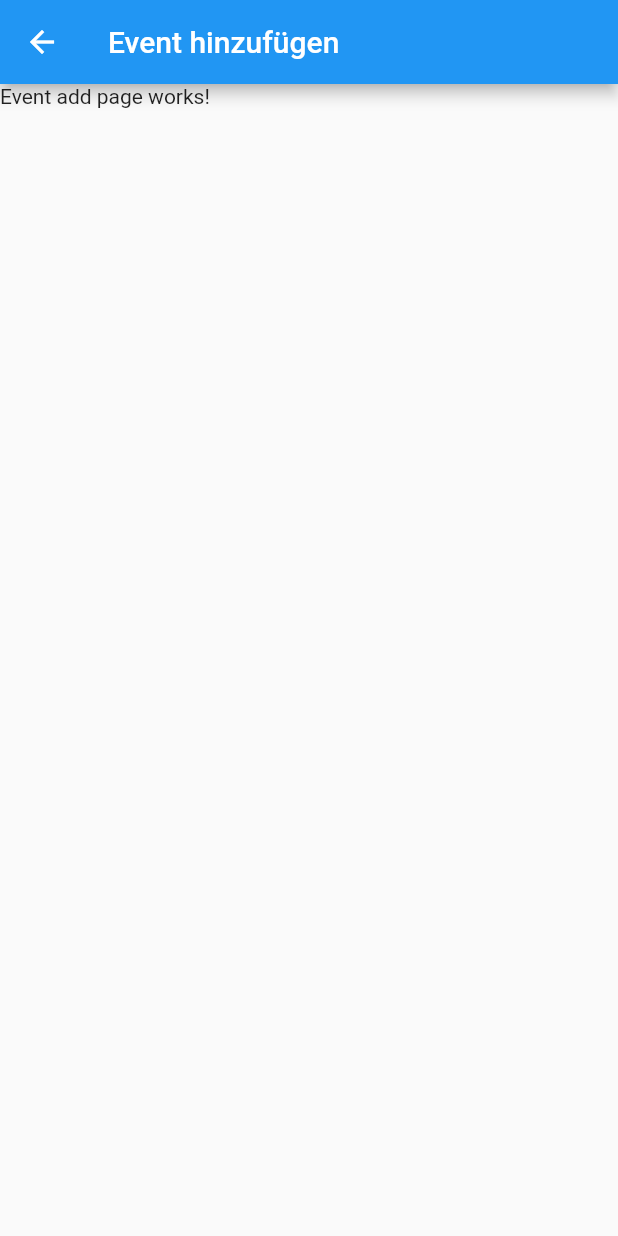
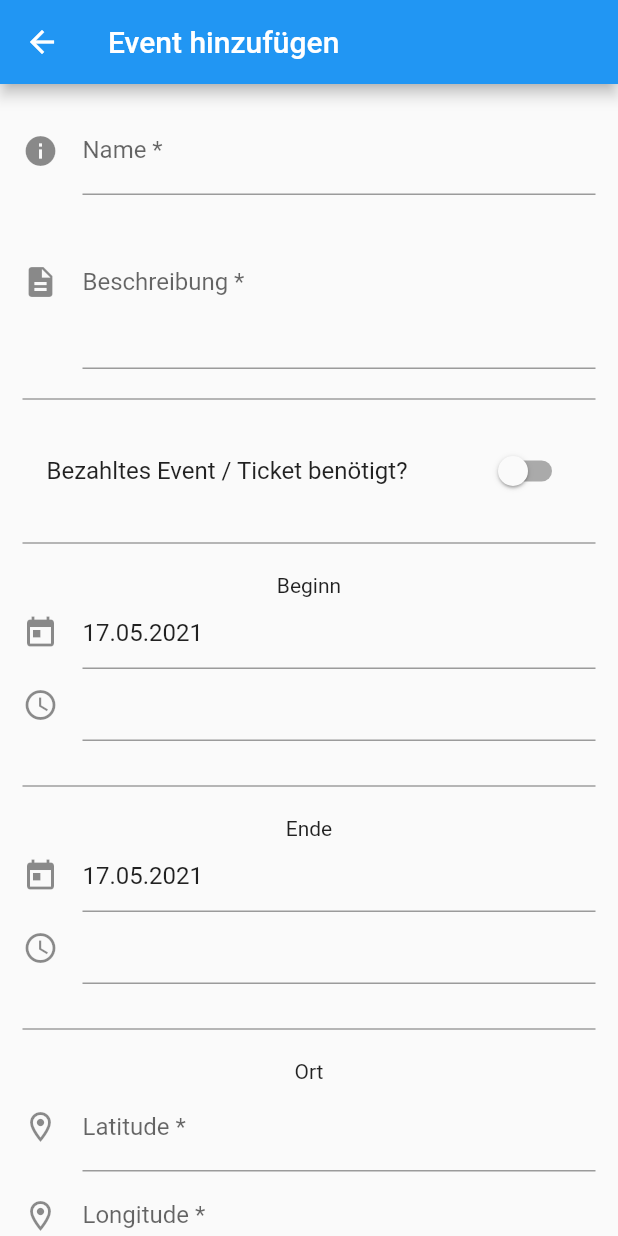
Before and after one commit to actevents/actevents-flutter, a Flutter app: the EventsAddPage screen opened directly, on a phone screen of 412 x 824 dp. Run offline on Flutter 3.47's test engine with Material 2 defaults, Android fonts, the phone set to English and light mode, and no system bars; our stand-ins replace carousel_slider, date_format, flutter_map, geolocator, latlong; missing offline and left inert: amplify_auth_cognito, amplify_flutter, dart:ffi, geocoder; statements that could not run were skipped.

Commit message:
[dev]: wip

```diff
--- /dev/null
+++ b/actevents/lib/helpers/dateTimePicker.dart
@@ -0,0 +1,116 @@
+import 'package:date_format/date_format.dart';
+import 'package:flutter/material.dart';
+import 'package:intl/intl.dart';
+
+class DateTimePicker extends StatefulWidget {
+  final String dateTimeLabel;
+  const DateTimePicker({Key key, this.dateTimeLabel}) : super(key: key);
+
+  @override
+  _DateTimePickerState createState() => _DateTimePickerState();
+}
+
+class _DateTimePickerState extends State<DateTimePicker> {
+  _DateTimePickerState(/* String dateTimeLabel */) {
+    _dateController = TextEditingController();
+    _timeController = TextEditingController();
+    // this._dateTimeLabel = dateTimeLabel;
+  }
+
+  String _dateTimeLabel;
+
+  TextEditingController _dateController;
+  TextEditingController _timeController;
+
+  String _setTime, _setDate;
+
+  String _hour, _minute, _time;
+
+  String dateTime;
+
+  DateTime selectedDate = DateTime.now();
+  TimeOfDay selectedTime = TimeOfDay(hour: 00, minute: 00);
+
+  Future<Null> _selectDate(BuildContext context) async {
+    final DateTime picked = await showDatePicker(
+        context: context,
+        initialDate: selectedDate,
+        firstDate: DateTime.now(),
+        lastDate: DateTime.now().add(const Duration(days: 365)));
+    if (picked != null)
+      setState(() {
+        selectedDate = picked;
+        _dateController.text = "${picked.day}.${picked.month}.${picked.year}";
+      });
+  }
+
+  Future<Null> _selectTime(BuildContext context) async {
+    final TimeOfDay picked =
+        await showTimePicker(context: context, initialTime: selectedTime);
+    if (picked != null) {
+      setState(() {
+        selectedTime = picked;
+        _time = _formatTime(timeOfDay: selectedTime);
+        _timeController.text = _time;
+      });
+    }
+  }
+
+  @override
+  void initState() {
+    DateTime now = DateTime.now();
+    _dateController.text = _formatDate(now);
+    _timeController.text = _formatTime(dateTime: now);
+    super.initState();
+  }
+
+  String _formatDate(DateTime dateTime) {
+    var formatter = DateFormat("dd.MM.yyyy");
+    return formatter.format(dateTime);
+  }
+
+  String _formatTime({timeOfDay: TimeOfDay, dateTime: DateTime}) {
+    if (timeOfDay != null) {
+      return timeOfDay.format(context);
+    }
+    if (dateTime != null) {
+      var formatter = DateFormat("hh:mm");
+      return formatter.format(dateTime);
+    }
+    throw ArgumentError(
+        "Cannot format time with both arguments at the same time");
+  }
+
+  @override
+  Widget build(BuildContext context) {
+    return Container(
+      width: MediaQuery.of(context).size.width,
+      padding: const EdgeInsets.fromLTRB(0, 0, 0, 10),
+      child: Column(
+        children: [
+          Text(widget.dateTimeLabel),
+          TextFormField(
+            decoration: InputDecoration(
+              icon: Icon(Icons.today), /*labelText: _dateLabel*/
+            ),
+            onTap: () {
+              _selectDate(context);
+            },
+            controller: _dateController,
+            // enabled: false,
+          ),
+          TextFormField(
+            decoration: InputDecoration(
+              icon: Icon(Icons.access_time), /*labelText: _dateLabel*/
+            ),
+            onTap: () {
+              _selectTime(context);
+            },
+            controller: _timeController,
+            // enabled: false,
+          )
+        ],
+      ),
+    );
+  }
+}
--- a/actevents/lib/routes/events/eventsAddPage.dart
+++ b/actevents/lib/routes/events/eventsAddPage.dart
@@ -1,4 +1,6 @@
-import 'package:flutter/material.dart';
+import 'package:actevents/helpers/dateTimePicker.dart';
+import "package:flutter/material.dart";
+import 'package:flutter/services.dart';
 
 class EventsAddPage extends StatefulWidget {
   @override
@@ -6,15 +8,124 @@ class EventsAddPage extends StatefulWidget {
 }
 
 class _EventsAddPageState extends State<EventsAddPage> {
+  _EventsAddPageState() {
+    _nameController = TextEditingController();
+    _descriptionController = TextEditingController();
+    _priceController = TextEditingController();
+    _latitudeController = TextEditingController();
+    _longitudeController = TextEditingController();
+  }
+
+  final _formKey = GlobalKey<FormState>();
+  bool notNull(Object o) => o != null;
+
+  bool _paidEvent = false;
+
+  TextEditingController _nameController;
+  TextEditingController _descriptionController;
+  TextEditingController _priceController;
+  TextEditingController _latitudeController;
+  TextEditingController _longitudeController;
+
+  Widget _buildForm() {
+    const double borderPadding = 15;
+    return ListView(
+      key: Key("addEventFormListView"),
+      children: [
+        // ----- Name and Description ---------
+        TextFormField(
+          key: Key("addEventFormName"),
+          decoration: const InputDecoration(
+              icon: Icon(Icons.info),
+              hintText: "Wie soll das Event heißen?",
+              labelText: "Name *"),
+          controller: _nameController,
+        ),
+        TextFormField(
+          key: Key("addEventFormDescription"),
+          decoration: const InputDecoration(
+              icon: Icon(Icons.description),
+              hintText: "Füge eine Beschreibung hinzu!",
+              labelText: "Beschreibung *"),
+          controller: _descriptionController,
+          maxLines: 4,
+        ),
+        // ----------------------------------
+        // ---------- Paid Event ------------
+        _drawDivider(),
+        SwitchListTile(
+            key: Key("addEventFormPriceSwitch"),
+            value: _paidEvent,
+            title: const Text("Bezahltes Event / Ticket benötigt?"),
+            onChanged: (bool newValue) {
+              setState(() {
+                _paidEvent = newValue;
+              });
+            }),
+        _paidEvent
+            ? TextFormField(
+                key: Key("addEventFormPriceInput"),
+                decoration: const InputDecoration(
+                    icon: Icon(Icons.money),
+                    hintText: "Wie viel kostet ein Ticket (Euro)",
+                    labelText: "Eintrittspreis *"),
+                controller: _priceController,
+                keyboardType: TextInputType.number,
+              )
+            : null,
+        // ----------------------------------
+        // ---------- DateTime --------------
+        _drawDivider(),
+        DateTimePicker(
+          key: Key("addEventFormBeginDateTime"),
+          dateTimeLabel: "Beginn",
+        ),
+        _drawDivider(),
+        DateTimePicker(
+          key: Key("addEventFormEndDateTime"),
+          dateTimeLabel: "Ende",
+        ),
+        _drawDivider(),
+        // ----------------------------------
+        // ---------- Location --------------
+        Text(
+          "Ort",
+          textAlign: TextAlign.center,
+        ),
+        // for now input fields for location lon and lat
+        TextFormField(
+          key: Key("addEventFormLatitude"),
+          controller: _latitudeController,
+          keyboardType: TextInputType.number,
+          decoration: const InputDecoration(
+              icon: Icon(Icons.location_on_outlined), labelText: "Latitude *"),
+        ),
+        TextFormField(
+          key: Key("addEventFormLongitude"),
+          controller: _longitudeController,
+          keyboardType: TextInputType.number,
+          decoration: const InputDecoration(
+              icon: Icon(Icons.location_on_outlined), labelText: "Longitude *"),
+        ),
+      ].where(notNull).toList(),
+      padding: const EdgeInsets.all(borderPadding),
+    );
+  }
+
+  Widget _drawDivider() {
+    return Divider(
+      color: Colors.grey,
+      thickness: 1,
+      height: 40,
+    );
+  }
+
   @override
   Widget build(BuildContext context) {
     return Scaffold(
-      appBar: AppBar(
-        title: Text("Event hinzufügen"),
-      ),
-      body: Column(
-        children: [Text("Event add page works!")],
-      ),
-    );
+        appBar: AppBar(
+          title: Text("Event hinzufügen"),
+        ),
+        body: Form(key: _formKey, child: _buildForm()));
   }
 }
--- a/actevents/lib/routes/events/eventsdetailPage.dart
+++ b/actevents/lib/routes/events/eventsDetailPage.dart
@@ -1,9 +1,7 @@
 import 'package:actevents/models/actevent.dart';
-import 'package:flutter/foundation.dart';
 import 'package:flutter/material.dart';
 import 'package:carousel_slider/carousel_slider.dart';
 import 'package:flutter_map/plugin_api.dart';
-import 'package:geolocator/geolocator.dart';
 import "package:latlong/latlong.dart" as LatLng;
 
 class EventsDetailPage extends StatelessWidget {
--- a/actevents/lib/routes/events/eventsPage.dart
+++ b/actevents/lib/routes/events/eventsPage.dart
@@ -1,7 +1,5 @@
-import 'dart:developer';
-
 import 'package:actevents/models/actevent.dart';
-import 'package:actevents/routes/events/eventsdetailPage.dart';
+import 'package:actevents/routes/events/eventsDetailPage.dart';
 import 'package:flutter/cupertino.dart';
 import 'package:flutter/material.dart';
 import 'package:actevents/services/apiService.dart';
@@ -25,6 +23,7 @@ class _EventsPage extends State<EventsPage> {
   bool _filterOptionsExpanded = false;
 
   ApiService apiService = ApiService();
+  LocationService locationService = LocationService();
 
   @override
   void initState() {
@@ -116,6 +115,7 @@ class _EventsPage extends State<EventsPage> {
   }
 
   Widget _listItem(Actevent event) {
+    // TODO: get address here from locationService.convert...
     return Card(
       child: ListTile(
         leading: Icon(Icons.pin_drop_outlined),
--- a/actevents/lib/services/locationService.dart
+++ b/actevents/lib/services/locationService.dart
@@ -1,3 +1,5 @@
+import 'package:geocoder/geocoder.dart';
+import 'package:geocoder/model.dart';
 import 'package:geolocator/geolocator.dart';
 
 class LocationService {
@@ -37,4 +39,10 @@ class LocationService {
     // continue accessing the position of the device.
     return await Geolocator.getCurrentPosition();
   }
+
+  Future<Address> convertCoordinatesToAddress(Coordinates coordinates) async {
+    List<Address> addresses =
+        await Geocoder.local.findAddressesFromCoordinates(coordinates);
+    return addresses.first;
+  }
 }
--- a/actevents/pubspec.yaml
+++ b/actevents/pubspec.yaml
@@ -29,10 +29,13 @@ dependencies:
   #location: ^3.0.0
   # flutter_login: '<1.0.0'
   geolocator: ^7.0.3
+  geocoder: ^0.2.1
   http: ^0.12.0+2
   flutter_map: ^0.12.0
   uuid: ^3.0.4
   carousel_slider: ^1.4.1
+  date_format: ^2.0.2
+  intl: ^0.15.8
 
   # The following adds the Cupertino Icons font to your application.
   # Use with the CupertinoIcons class for iOS style icons.
```
Also changed, not shown: 2 other files.
